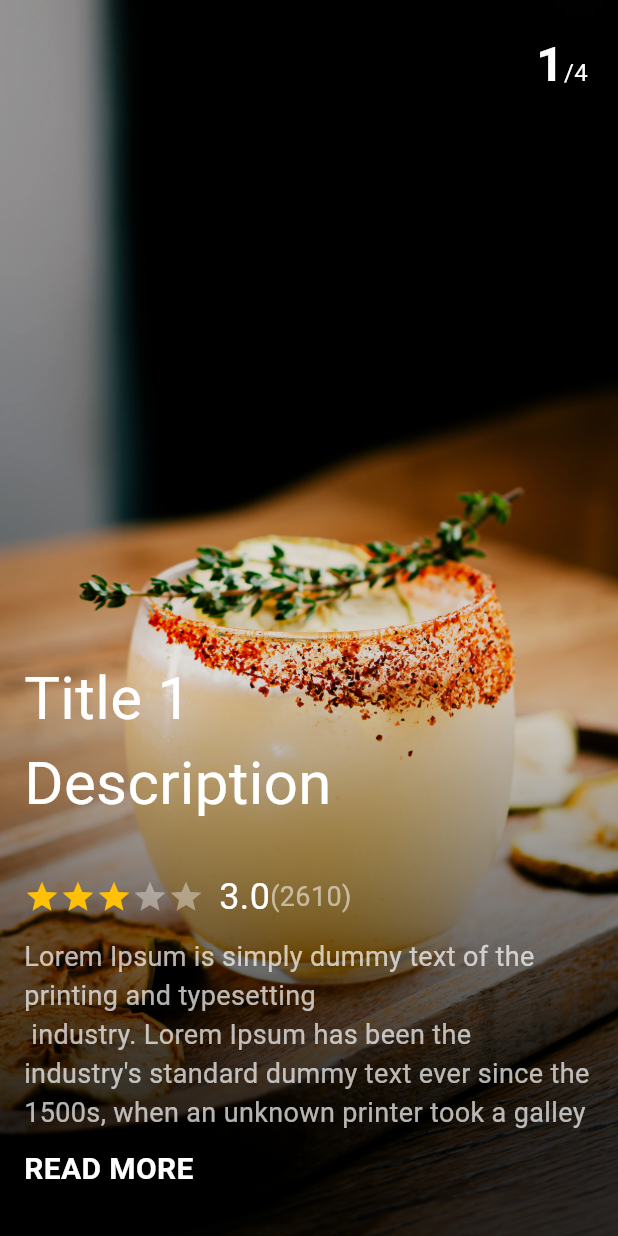
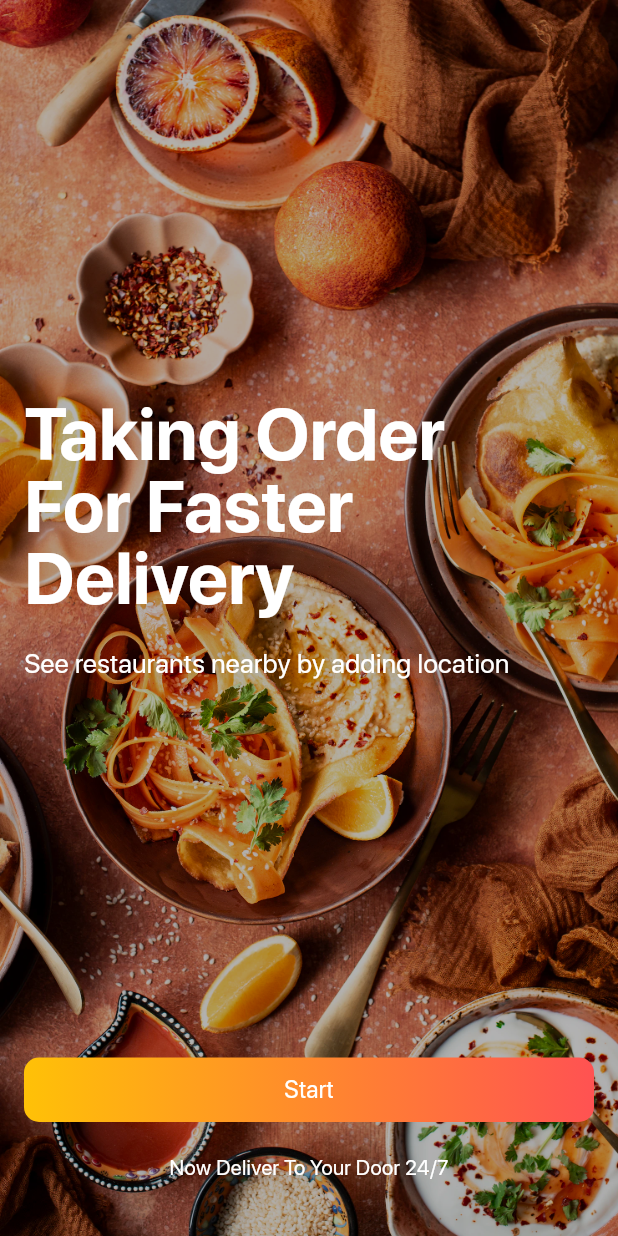
Before and after one commit to BaoLam2610/Flutter-UITutorial, a Flutter app: the screen it shows after launch, on a phone screen of 412 x 824 dp. Run offline on Flutter 3.47's test engine with Material 2 defaults, Android fonts, the phone set to English and light mode, and no system bars; drawn by our look-alikes of flutter_rating_bar.

Commit message:
add font, add screen day 3

```diff
--- a/lib/main.dart
+++ b/lib/main.dart
@@ -1,6 +1,7 @@
 import 'package:flutter/material.dart';
 import 'package:ui_tutorial/pages/screen_1/home_1.dart';
 import 'package:ui_tutorial/pages/screen_2/home_2.dart';
+import 'package:ui_tutorial/pages/screen_3/splash_3.dart';
 
 void main() {
   runApp(const MyApp());
@@ -13,10 +14,13 @@ class MyApp extends StatelessWidget {
   Widget build(BuildContext context) {
     return MaterialApp(
       theme: ThemeData(
+        fontFamily: 'SF',
         useMaterial3: true,
       ),
       debugShowCheckedModeBanner: false,
-      home: const Home2Screen(),
+      home:
+      const Splash3Screen(),
+      // const Home2Screen(),
       // const Home1Screen(),
     );
   }
--- /dev/null
+++ b/lib/pages/screen_3/splash_3.dart
@@ -0,0 +1,86 @@
+import 'package:flutter/material.dart';
+import 'package:ui_tutorial/pages/screen_3/home_3.dart';
+
+class Splash3Screen extends StatelessWidget {
+  const Splash3Screen({super.key});
+
+  @override
+  Widget build(BuildContext context) {
+    return Scaffold(
+      body: _buildBody(context),
+    );
+  }
+
+  _buildBody(BuildContext context) => Stack(
+        children: [
+          SizedBox.expand(
+            child: Image.asset(
+              'assets/images/image_4.jpg',
+              fit: BoxFit.cover,
+            ),
+          ),
+          Container(
+            decoration: BoxDecoration(color: Colors.black.withOpacity(0.3)),
+          ),
+          Padding(
+            padding: const EdgeInsets.all(16.0),
+            child: Column(
+              crossAxisAlignment: CrossAxisAlignment.start,
+              children: [
+                const Spacer(),
+                const Text(
+                  'Taking Order \nFor Faster \nDelivery',
+                  style: TextStyle(
+                    color: Colors.white,
+                    fontSize: 48,
+                    fontWeight: FontWeight.bold,
+                    height: 1,
+                  ),
+                ),
+                const SizedBox(height: 20),
+                const Text(
+                  'See restaurants nearby by adding location',
+                  style: TextStyle(
+                    color: Colors.white,
+                    fontSize: 18,
+                  ),
+                ),
+                const Spacer(),
+                GestureDetector(
+                  onTap: () => Navigator.of(context).push(MaterialPageRoute(
+                    builder: (context) => const Home3Screen(),
+                  )),
+                  child: Container(
+                    alignment: Alignment.center,
+                    width: double.infinity,
+                    padding: const EdgeInsets.symmetric(vertical: 10),
+                    decoration: BoxDecoration(
+                      borderRadius: BorderRadius.circular(10),
+                      gradient: const LinearGradient(
+                        colors: [
+                          Colors.amber,
+                          Colors.redAccent,
+                        ],
+                      ),
+                    ),
+                    child: const Text(
+                      'Start',
+                      style: TextStyle(fontSize: 16, color: Colors.white),
+                    ),
+                  ),
+                ),
+                const SizedBox(height: 20),
+                const Align(
+                  alignment: Alignment.center,
+                  child: Text(
+                    'Now Deliver To Your Door 24/7',
+                    style: TextStyle(color: Colors.white),
+                  ),
+                ),
+                const SizedBox(height: 20),
+              ],
+            ),
+          ),
+        ],
+      );
+}
```
Also changed, not shown: lib/constants.dart (added, +24 -0 lines), lib/pages/screen_3/home_3.dart (added, +158 -0 lines), pubspec.yaml (+7 -6 lines), assets/fonts/SFProDisplay-Bold.ttf (added), assets/fonts/SFProDisplay-Regular.ttf (added).
